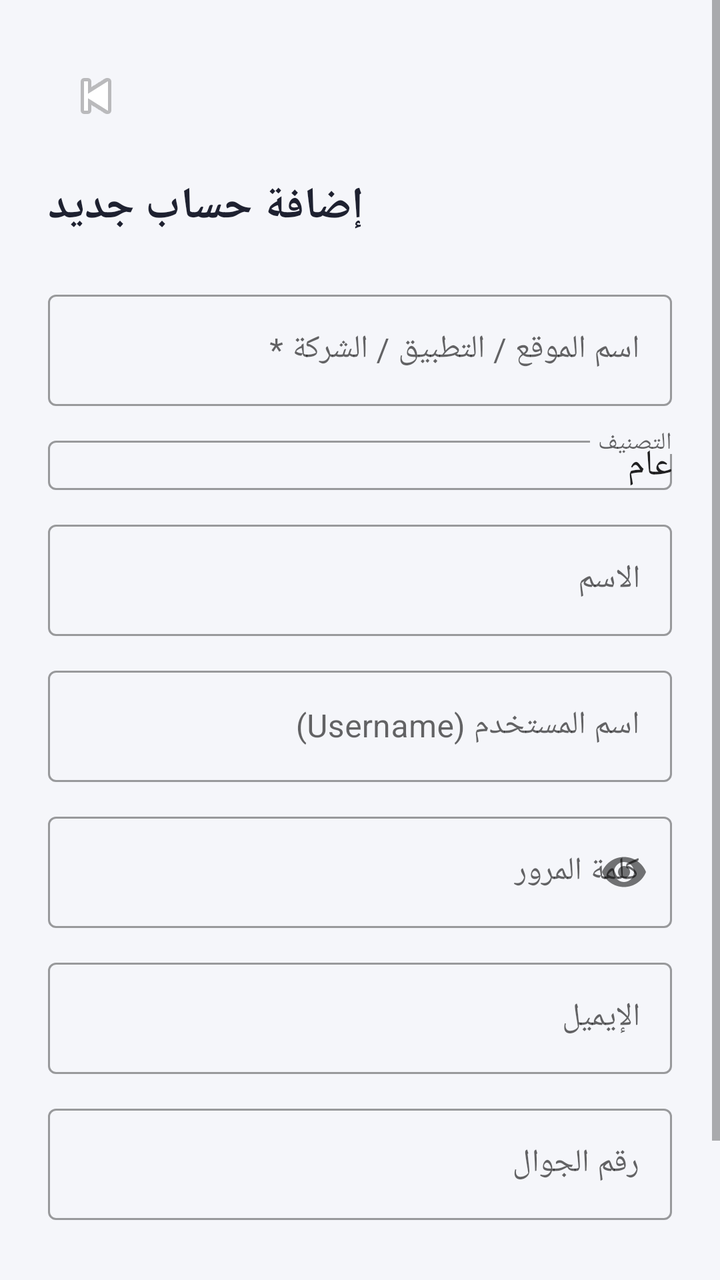
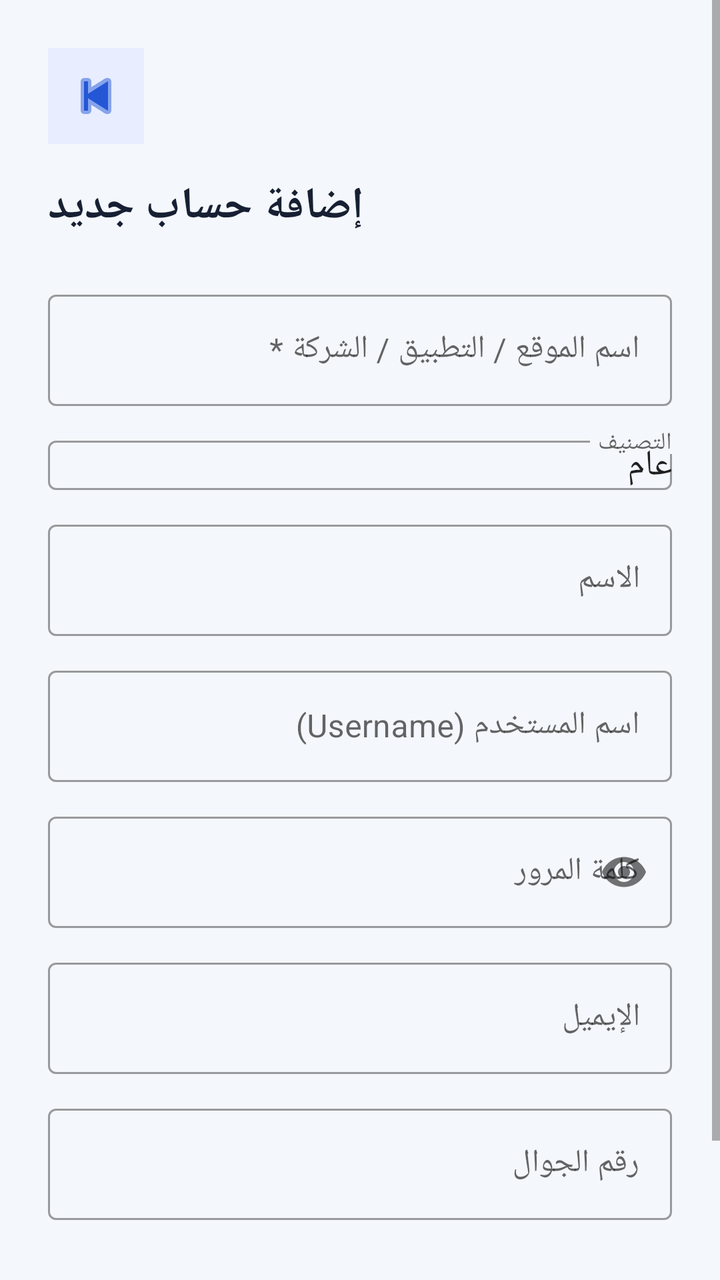

Two renders of the same Android screen: before a commit and after it. Below are the layout's source before the change and the commit's diff.
<!-- AndroidManifest.xml: application theme Theme.PassVault -->
<!-- res/layout/activity_add_account.xml -->
<?xml version="1.0" encoding="utf-8"?>
<ScrollView xmlns:android="http://schemas.android.com/apk/res/android"
    xmlns:app="http://schemas.android.com/apk/res-auto"
    android:layout_width="match_parent"
    android:layout_height="match_parent"
    android:background="@color/background">

    <LinearLayout
        android:layout_width="match_parent"
        android:layout_height="wrap_content"
        android:orientation="vertical"
        android:padding="24dp">

        <ImageButton
            android:id="@+id/btnBack"
            android:layout_width="48dp"
            android:layout_height="48dp"
            android:background="@android:color/transparent"
            android:contentDescription="رجوع"
            android:src="@android:drawable/ic_media_previous" />

        <TextView
            android:layout_width="wrap_content"
            android:layout_height="wrap_content"
            android:text="إضافة حساب جديد"
            android:textColor="@color/text_main"
            android:textSize="22sp"
            android:textStyle="bold"
            android:layout_marginTop="16dp"
            android:layout_marginBottom="24dp" />

        <com.google.android.material.textfield.TextInputLayout
            android:layout_width="match_parent"
            android:layout_height="wrap_content"
            style="@style/Widget.MaterialComponents.TextInputLayout.OutlinedBox">
            <com.google.android.material.textfield.TextInputEditText
                android:id="@+id/etSiteName"
                android:layout_width="match_parent"
                android:layout_height="wrap_content"
                android:hint="اسم الموقع / التطبيق / الشركة *" />
        </com.google.android.material.textfield.TextInputLayout>

        <com.google.android.material.textfield.TextInputLayout
            android:layout_width="match_parent"
            android:layout_height="wrap_content"
            android:layout_marginTop="12dp"
            style="@style/Widget.MaterialComponents.TextInputLayout.OutlinedBox">
            <AutoCompleteTextView
                android:id="@+id/etCategory"
                android:layout_width="match_parent"
                android:layout_height="wrap_content"
                android:hint="التصنيف"
                android:text="عام"
                android:inputType="text" />
        </com.google.android.material.textfield.TextInputLayout>

        <com.google.android.material.textfield.TextInputLayout
            android:layout_width="match_parent"
            android:layout_height="wrap_content"
            android:layout_marginTop="12dp"
            style="@style/Widget.MaterialComponents.TextInputLayout.OutlinedBox">
            <com.google.android.material.textfield.TextInputEditText
                android:id="@+id/etDisplayName"
                android:layout_width="match_parent"
                android:layout_height="wrap_content"
                android:hint="الاسم" />
        </com.google.android.material.textfield.TextInputLayout>

        <com.google.android.material.textfield.TextInputLayout
            android:layout_width="match_parent"
            android:layout_height="wrap_content"
            android:layout_marginTop="12dp"
            style="@style/Widget.MaterialComponents.TextInputLayout.OutlinedBox">
            <com.google.android.material.textfield.TextInputEditText
                android:id="@+id/etUsername"
                android:layout_width="match_parent"
                android:layout_height="wrap_content"
                android:hint="اسم المستخدم (Username)" />
        </com.google.android.material.textfield.TextInputLayout>

        <com.google.android.material.textfield.TextInputLayout
            android:layout_width="match_parent"
            android:layout_height="wrap_content"
            android:layout_marginTop="12dp"
            app:passwordToggleEnabled="true"
            style="@style/Widget.MaterialComponents.TextInputLayout.OutlinedBox">
            <com.google.android.material.textfield.TextInputEditText
                android:id="@+id/etPassword"
                android:layout_width="match_parent"
                android:layout_height="wrap_content"
                android:hint="كلمة المرور"
                android:inputType="textPassword" />
        </com.google.android.material.textfield.TextInputLayout>

        <com.google.android.material.textfield.TextInputLayout
            android:layout_width="match_parent"
            android:layout_height="wrap_content"
            android:layout_marginTop="12dp"
            style="@style/Widget.MaterialComponents.TextInputLayout.OutlinedBox">
            <com.google.android.material.textfield.TextInputEditText
                android:id="@+id/etEmail"
                android:layout_width="match_parent"
                android:layout_height="wrap_content"
                android:hint="الإيميل"
                android:inputType="textEmailAddress" />
        </com.google.android.material.textfield.TextInputLayout>

        <com.google.android.material.textfield.TextInputLayout
            android:layout_width="match_parent"
            android:layout_height="wrap_content"
            android:layout_marginTop="12dp"
            style="@style/Widget.MaterialComponents.TextInputLayout.OutlinedBox">
            <com.google.android.material.textfield.TextInputEditText
                android:id="@+id/etPhone"
                android:layout_width="match_parent"
                android:layout_height="wrap_content"
                android:hint="رقم الجوال"
                android:inputType="phone" />
        </com.google.android.material.textfield.TextInputLayout>

        <com.google.android.material.button.MaterialButton
            android:id="@+id/btnSave"
            android:layout_width="match_parent"
            android:layout_height="56dp"
            android:layout_marginTop="28dp"
            android:text="حفظ الحساب"
            app:cornerRadius="16dp" />

    </LinearLayout>
</ScrollView>
<!-- resources referenced by this layout -->
<resources>
  <color name="background">#F5F6FA</color>
  <color name="text_main">#1E2130</color>
  <style name="Theme.PassVault" parent="Theme.MaterialComponents.DayNight.NoActionBar">
          <item name="colorPrimary">@color/primary</item>
          <item name="colorPrimaryDark">@color/primary_dark</item>
          <item name="colorAccent">@color/primary</item>
          <item name="android:windowBackground">@color/background</item>
          <item name="android:statusBarColor">@color/background</item>
          <item name="android:windowLightStatusBar">true</item>
      </style>
  <color name="primary">#2F6FED</color>
  <color name="primary_dark">#1F4FBF</color>
</resources>

<!-- the commit's change to res/layout/activity_add_account.xml (unified diff, before → after) -->
@@ -15,7 +15,8 @@
             android:id="@+id/btnBack"
             android:layout_width="48dp"
             android:layout_height="48dp"
-            android:background="@android:color/transparent"
+            android:background="@color/primary_light"
+            android:tint="@color/primary"
             android:contentDescription="رجوع"
             android:src="@android:drawable/ic_media_previous" />
 
<!-- resource entries referenced after the edit -->
@@ -1,7 +1,7 @@
 <!-- resources referenced by this layout -->
 <resources>
-  <color name="background">#F5F6FA</color>
-  <color name="text_main">#1E2130</color>
+  <color name="background">#F4F7FB</color>
+  <color name="text_main">#172033</color>
   <style name="Theme.PassVault" parent="Theme.MaterialComponents.DayNight.NoActionBar">
           <item name="colorPrimary">@color/primary</item>
           <item name="colorPrimaryDark">@color/primary_dark</item>
@@ -9,8 +9,22 @@
           <item name="android:windowBackground">@color/background</item>
           <item name="android:statusBarColor">@color/background</item>
           <item name="android:windowLightStatusBar">true</item>
+          <item name="materialButtonStyle">@style/AppButton</item>
+          <item name="textInputStyle">@style/AppTextInput</item>
       </style>
-  <color name="primary">#2F6FED</color>
-  <color name="primary_dark">#1F4FBF</color>
+  <color name="primary">#2457D6</color>
+  <color name="primary_light">#E8EEFF</color>
+  <color name="primary_dark">#173C9A</color>
+  <style name="AppButton" parent="Widget.MaterialComponents.Button">
+          <item name="android:minHeight">52dp</item>
+          <item name="android:textColor">@android:color/white</item>
+          <item name="backgroundTint">@color/primary</item>
+          <item name="cornerRadius">14dp</item>
+      </style>
+  <style name="AppTextInput" parent="Widget.MaterialComponents.TextInputLayout.OutlinedBox">
+          <item name="boxStrokeColor">@color/primary</item>
+          <item name="hintTextColor">@color/text_secondary</item>
+      </style>
+  <color name="text_secondary">#566275</color>
 </resources>
 
